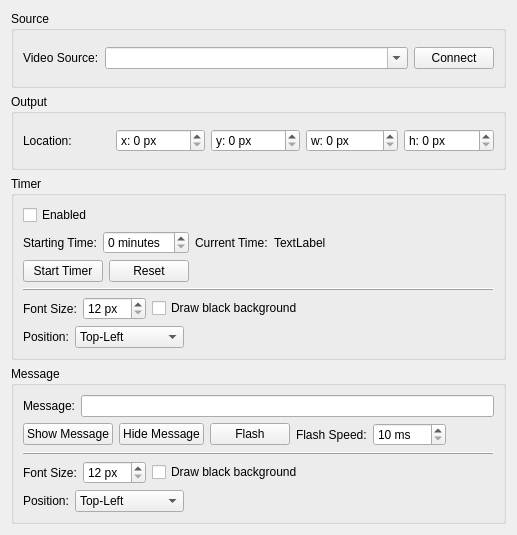
Old version of the form stagedisplay/ControlWindow.ui in the repository nagyistoce/livepro.
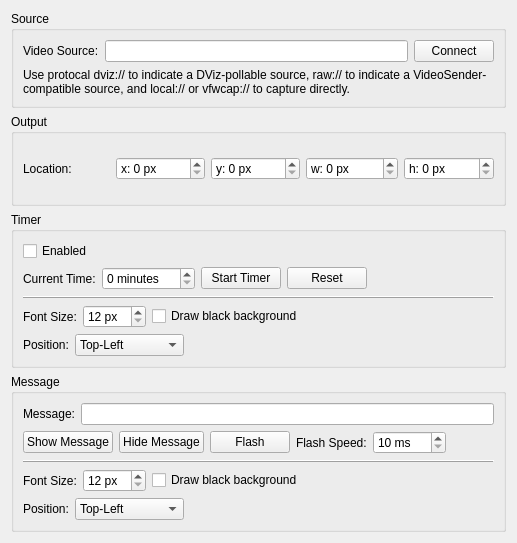
New version of the form.

Commit message: Fixed bug in mixerui (defaulted textual playlist items to -1 time). Brought stagedisplay up to working order - functional, not feature complete yet though

Patch:
```diff
--- a/stagedisplay/ControlWindow.ui
+++ b/stagedisplay/ControlWindow.ui
@@ -7,46 +7,50 @@
     <x>0</x>
     <y>0</y>
     <width>517</width>
-    <height>535</height>
+    <height>543</height>
    </rect>
   </property>
   <property name="windowTitle">
    <string>Form</string>
   </property>
-  <layout class="QVBoxLayout" name="verticalLayout_3">
+  <layout class="QVBoxLayout" name="verticalLayout_4">
    <item>
     <widget class="QGroupBox" name="groupBox">
      <property name="title">
       <string>Source</string>
      </property>
-     <layout class="QHBoxLayout" name="horizontalLayout">
+     <layout class="QVBoxLayout" name="verticalLayout_3">
       <item>
-       <widget class="QLabel" name="label">
-        <property name="text">
-         <string>Video Source:</string>
-        </property>
-       </widget>
+       <layout class="QHBoxLayout" name="horizontalLayout">
+        <item>
+         <widget class="QLabel" name="label">
+          <property name="text">
+           <string>Video Source:</string>
+          </property>
+         </widget>
+        </item>
+        <item>
+         <widget class="QLineEdit" name="sourceBox"/>
+        </item>
+        <item>
+         <widget class="QPushButton" name="connectBtn">
+          <property name="text">
+           <string>Connect</string>
+          </property>
+         </widget>
+        </item>
+       </layout>
       </item>
       <item>
-       <widget class="QComboBox" name="sourceBox">
-        <property name="sizePolicy">
-         <sizepolicy hsizetype="Expanding" vsizetype="Fixed">
-          <horstretch>0</horstretch>
-          <verstretch>0</verstretch>
-         </sizepolicy>
+       <widget class="QLabel" name="label_9">
+        <property name="text">
+         <string>Use protocal dviz:// to indicate a DViz-pollable source, raw:// to indicate a VideoSender-compatible source, and local:// or vfwcap:// to capture directly.</string>
         </property>
-        <property name="editable">
+        <property name="wordWrap">
          <bool>true</bool>
         </property>
        </widget>
       </item>
-      <item>
-       <widget class="QPushButton" name="connectBtn">
-        <property name="text">
-         <string>Connect</string>
-        </property>
-       </widget>
-      </item>
      </layout>
     </widget>
    </item>
@@ -136,48 +140,20 @@
         <item>
          <widget class="QLabel" name="label_2">
           <property name="text">
-           <string>Starting Time:</string>
-          </property>
-         </widget>
-        </item>
-        <item>
-         <widget class="QSpinBox" name="startTime">
-          <property name="suffix">
-           <string> minutes</string>
-          </property>
-         </widget>
-        </item>
-        <item>
-         <widget class="QLabel" name="label_3">
-          <property name="text">
            <string>Current Time:</string>
           </property>
          </widget>
         </item>
         <item>
-         <widget class="QLabel" name="currentTime">
-          <property name="text">
-           <string>TextLabel</string>
+         <widget class="QSpinBox" name="currentTime">
+          <property name="suffix">
+           <string> minutes</string>
+          </property>
+          <property name="maximum">
+           <number>999</number>
           </property>
          </widget>
         </item>
-        <item>
-         <spacer name="horizontalSpacer_5">
-          <property name="orientation">
-           <enum>Qt::Horizontal</enum>
-          </property>
-          <property name="sizeHint" stdset="0">
-           <size>
-            <width>40</width>
-            <height>20</height>
-           </size>
-          </property>
-         </spacer>
-        </item>
-       </layout>
-      </item>
-      <item>
-       <layout class="QHBoxLayout" name="horizontalLayout_3">
         <item>
          <widget class="QPushButton" name="timerBtn">
           <property name="text">
@@ -193,7 +169,7 @@
          </widget>
         </item>
         <item>
-         <spacer name="horizontalSpacer">
+         <spacer name="horizontalSpacer_5">
           <property name="orientation">
            <enum>Qt::Horizontal</enum>
           </property>
```
Left out of the diff: 4 changed lines with no effect on the pictures. The commit also changes 8 other files.
